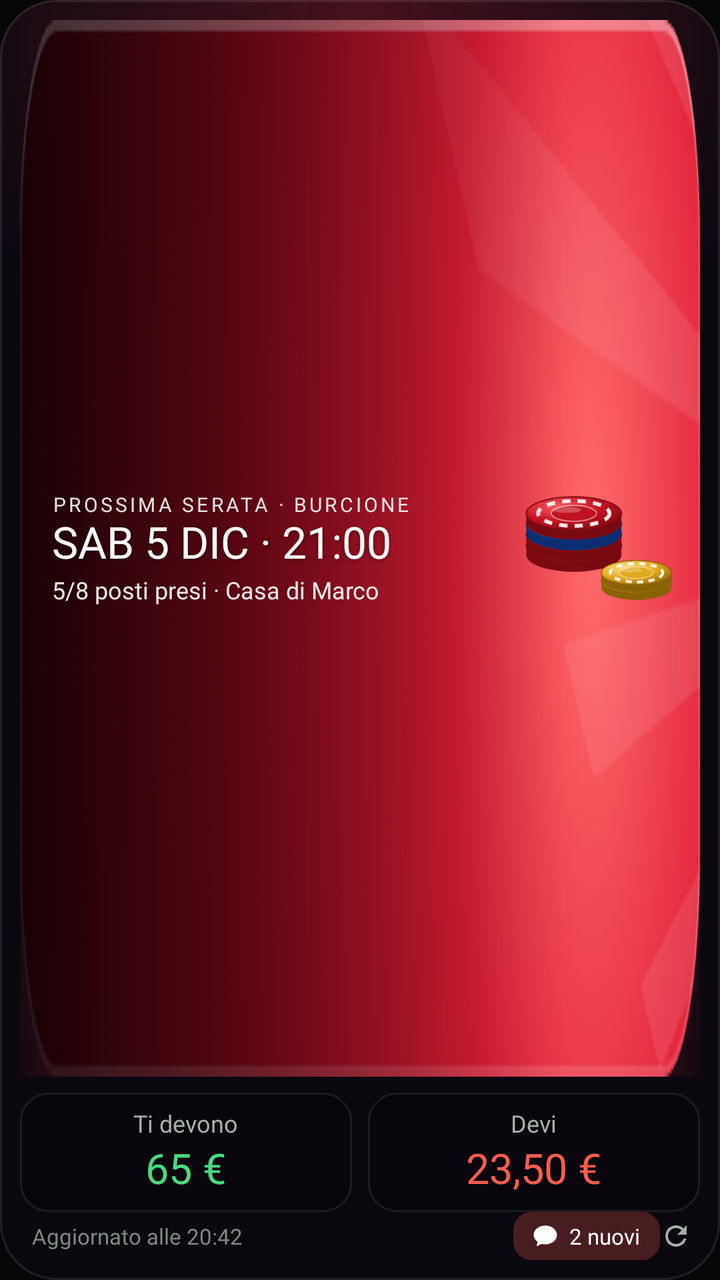
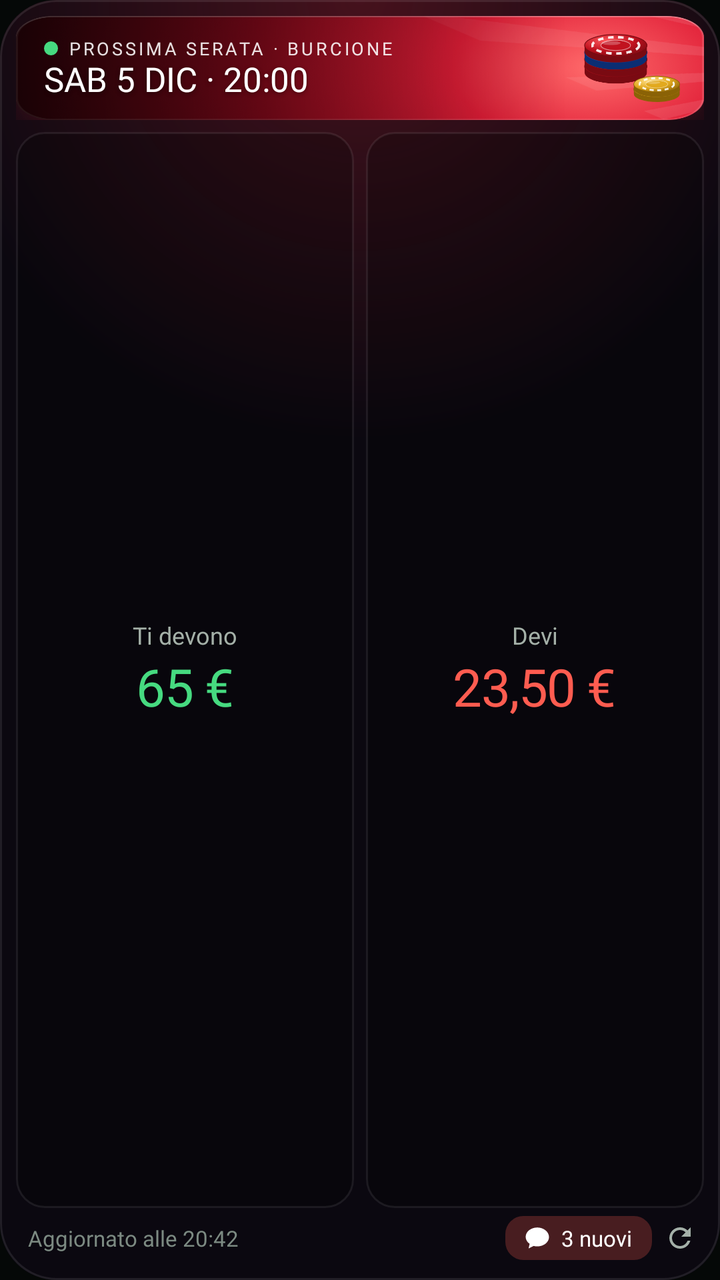

Two renders of the same Android screen: before a commit and after it. Below are the layout's source before the change and the commit's diff.
<!-- AndroidManifest.xml: application theme Theme.HomePoker -->
<!-- res/layout/widget_large.xml -->
<?xml version="1.0" encoding="utf-8"?>
<LinearLayout xmlns:android="http://schemas.android.com/apk/res/android"
    android:id="@+id/root"
    android:layout_width="match_parent"
    android:layout_height="match_parent"
    android:background="@drawable/w2_root"
    android:orientation="vertical"
    android:padding="10dp">

    <FrameLayout
        android:id="@+id/main"
        android:layout_width="match_parent"
        android:layout_height="0dp"
        android:layout_weight="1"
        android:minHeight="74dp">
        <ImageView
            android:layout_width="match_parent"
            android:layout_height="match_parent"
            android:scaleType="fitXY"
            android:src="@drawable/w2_hero" />
        <ImageView
            android:layout_width="wrap_content"
            android:layout_height="52dp"
            android:layout_gravity="end|center_vertical"
            android:layout_marginEnd="14dp"
            android:adjustViewBounds="true"
            android:src="@drawable/w2_chips" />
        <LinearLayout
            android:layout_width="match_parent"
            android:layout_height="match_parent"
            android:gravity="center_vertical"
            android:orientation="vertical"
            android:paddingStart="16dp"
            android:paddingEnd="96dp">
            <TextView
                android:id="@+id/label"
                android:layout_width="wrap_content"
                android:layout_height="wrap_content"
                android:ellipsize="end"
                android:maxLines="1"
                android:text="PROSSIMA SERATA · BURCIONE"
                android:textColor="#E0FFFFFF"
                android:textSize="10sp"
                android:letterSpacing="0.14"
                android:fontFamily="@font/is_bold" />
            <TextView
                android:id="@+id/big"
                android:layout_width="wrap_content"
                android:layout_height="wrap_content"
                android:ellipsize="end"
                android:maxLines="1"
                android:text="SAB 5 DIC · 21:00"
                android:textColor="#FFFFFF"
                android:textSize="22sp"
                android:fontFamily="@font/is_bold_italic"
                android:includeFontPadding="false"
                android:shadowColor="#66000000"
                android:shadowDy="2"
                android:shadowRadius="6" />
            <TextView
                android:id="@+id/sub"
                android:layout_width="wrap_content"
                android:layout_height="wrap_content"
                android:layout_marginTop="2dp"
                android:ellipsize="end"
                android:maxLines="1"
                android:text="5/8 posti presi · Casa di Marco"
                android:textColor="#E6FFFFFF"
                android:textSize="12sp"
                android:fontFamily="@font/is_semibold" />
        </LinearLayout>
    </FrameLayout>

    <LinearLayout
        android:id="@+id/money"
        android:layout_width="match_parent"
        android:layout_height="wrap_content"
        android:layout_marginTop="8dp"
        android:orientation="horizontal">
        <LinearLayout
            android:id="@+id/owedBox"
            android:layout_width="0dp"
            android:layout_height="wrap_content"
            android:layout_weight="1"
            android:layout_marginEnd="4dp"
            android:background="@drawable/w2_tile"
            android:gravity="center"
            android:orientation="vertical"
            android:paddingTop="7dp"
            android:paddingBottom="8dp">
            <TextView android:layout_width="wrap_content" android:layout_height="wrap_content"
                android:text="Ti devono" android:textColor="#A4B0A8" android:textSize="12sp" android:fontFamily="@font/is_semibold" />
            <TextView android:id="@+id/owed" android:layout_width="wrap_content" android:layout_height="wrap_content"
                android:maxLines="1" android:text="65 €" android:textColor="#46DA80" android:textSize="21sp" android:fontFamily="@font/bricolage_heavy" />
        </LinearLayout>
        <LinearLayout
            android:id="@+id/oweBox"
            android:layout_width="0dp"
            android:layout_height="wrap_content"
            android:layout_weight="1"
            android:layout_marginStart="4dp"
            android:background="@drawable/w2_tile"
            android:gravity="center"
            android:orientation="vertical"
            android:paddingTop="7dp"
            android:paddingBottom="8dp">
            <TextView android:layout_width="wrap_content" android:layout_height="wrap_content"
                android:text="Devi" android:textColor="#A4B0A8" android:textSize="12sp" android:fontFamily="@font/is_semibold" />
            <TextView android:id="@+id/owe" android:layout_width="wrap_content" android:layout_height="wrap_content"
                android:maxLines="1" android:text="23,50 €" android:textColor="#FF5C50" android:textSize="21sp" android:fontFamily="@font/bricolage_heavy" />
        </LinearLayout>
    </LinearLayout>

    <LinearLayout
        android:id="@+id/refresh"
        android:layout_width="match_parent"
        android:layout_height="24dp"
        android:gravity="center_vertical"
        android:orientation="horizontal"
        android:paddingStart="6dp">
        <TextView
            android:id="@+id/updated"
            android:layout_width="0dp"
            android:layout_height="wrap_content"
            android:layout_weight="1"
            android:text="Aggiornato alle 20:42"
            android:textColor="#7C8A82"
            android:textSize="11sp"
            android:fontFamily="@font/is_semibold" />
        <TextView
            android:id="@+id/chat"
            android:layout_width="wrap_content"
            android:layout_height="24dp"
            android:layout_marginStart="6dp"
            android:background="@drawable/w2_due"
            android:drawableStart="@drawable/w2_chat"
            android:drawablePadding="5dp"
            android:gravity="center_vertical"
            android:paddingStart="9dp"
            android:paddingEnd="10dp"
            android:text="2 nuovi"
            android:textColor="#FFFFFF"
            android:textSize="11sp"
            android:fontFamily="@font/is_bold" />
        <ImageView
            android:layout_width="16dp"
            android:layout_height="16dp"
            android:layout_marginEnd="4dp"
            android:src="@drawable/w2_refresh" />
    </LinearLayout>
</LinearLayout>
<!-- resources referenced by this layout -->
<resources>
  <!-- drawable w2_chat (drawable) -->
  <vector xmlns:android="http://schemas.android.com/apk/res/android" android:width="14dp" android:height="14dp" android:viewportWidth="24" android:viewportHeight="24">
      <path android:fillColor="#FFFFFF" android:pathData="M12,3C6.5,3 2,6.6 2,11c0,2.4 1.3,4.5 3.4,6L4.5,21l4.3,-2.2c1,0.3 2.1,0.4 3.2,0.4 5.5,0 10,-3.6 10,-8S17.5,3 12,3z" />
  </vector>
  <!-- drawable w2_chips: png bitmap (drawable-xxhdpi, 28947 bytes) -->
  <!-- drawable w2_due (drawable) -->
  <?xml version="1.0" encoding="utf-8"?>
  <shape xmlns:android="http://schemas.android.com/apk/res/android" android:shape="rectangle">
      <solid android:color="#40FF5C50" /><corners android:radius="9dp" />
  </shape>
  <!-- drawable w2_hero: png bitmap (drawable-xxhdpi, 165404 bytes) -->
  <!-- drawable w2_refresh (drawable) -->
  <vector xmlns:android="http://schemas.android.com/apk/res/android" android:width="16dp" android:height="16dp" android:viewportWidth="24" android:viewportHeight="24">
      <path android:fillColor="#A4B0A8" android:pathData="M17.65,6.35C16.2,4.9 14.21,4 12,4c-4.42,0 -7.99,3.58 -7.99,8s3.57,8 7.99,8c3.73,0 6.84,-2.55 7.73,-6h-2.08c-0.82,2.33 -3.04,4 -5.65,4 -3.31,0 -6,-2.69 -6,-6s2.69,-6 6,-6c1.66,0 3.14,0.69 4.22,1.78L13,11h7V4l-2.35,2.35z"/>
  </vector>
  <!-- drawable w2_root (drawable) -->
  <?xml version="1.0" encoding="utf-8"?>
  <layer-list xmlns:android="http://schemas.android.com/apk/res/android">
      <item><shape android:shape="rectangle"><solid android:color="#0B0810" /><corners android:radius="28dp" /></shape></item>
      <item><shape android:shape="rectangle">
          <gradient android:type="radial" android:gradientRadius="220dp" android:centerX="0.5" android:centerY="0" android:startColor="#47DC283C" android:endColor="#000B0810" />
          <corners android:radius="28dp" /></shape></item>
      <item><shape android:shape="rectangle"><solid android:color="#00000000" /><corners android:radius="28dp" /><stroke android:width="1dp" android:color="#17FFFFFF" /></shape></item>
  </layer-list>
  <!-- drawable w2_tile (drawable) -->
  <?xml version="1.0" encoding="utf-8"?>
  <shape xmlns:android="http://schemas.android.com/apk/res/android" android:shape="rectangle">
      <solid android:color="#40000000" /><corners android:radius="14dp" /><stroke android:width="1dp" android:color="#14FFFFFF" />
  </shape>
  <style name="Theme.HomePoker" parent="android:Theme.Material.NoActionBar">
          <item name="android:windowBackground">@color/felt_dark</item>
          <item name="android:statusBarColor">@color/felt_dark</item>
          <item name="android:navigationBarColor">@color/felt_dark</item>
      </style>
  <color name="felt_dark">#050807</color>
</resources>

<!-- the commit's change to res/layout/widget_large.xml (unified diff, before → after) -->
@@ -5,14 +5,13 @@
     android:layout_height="match_parent"
     android:background="@drawable/w2_root"
     android:orientation="vertical"
-    android:padding="10dp">
+    android:padding="8dp">
 
+    
     <FrameLayout
         android:id="@+id/main"
         android:layout_width="match_parent"
-        android:layout_height="0dp"
-        android:layout_weight="1"
-        android:minHeight="74dp">
+        android:layout_height="52dp">
         <ImageView
             android:layout_width="match_parent"
             android:layout_height="match_parent"
@@ -20,9 +19,9 @@
             android:src="@drawable/w2_hero" />
         <ImageView
             android:layout_width="wrap_content"
-            android:layout_height="52dp"
+            android:layout_height="34dp"
             android:layout_gravity="end|center_vertical"
-            android:layout_marginEnd="14dp"
+            android:layout_marginEnd="12dp"
             android:adjustViewBounds="true"
             android:src="@drawable/w2_chips" />
         <LinearLayout
@@ -30,91 +29,93 @@
             android:layout_height="match_parent"
             android:gravity="center_vertical"
             android:orientation="vertical"
-            android:paddingStart="16dp"
-            android:paddingEnd="96dp">
-            <TextView
-                android:id="@+id/label"
+            android:paddingStart="14dp"
+            android:paddingEnd="70dp">
+            <LinearLayout
                 android:layout_width="wrap_content"
                 android:layout_height="wrap_content"
-                android:ellipsize="end"
-                android:maxLines="1"
-                android:text="PROSSIMA SERATA · BURCIONE"
-                android:textColor="#E0FFFFFF"
-                android:textSize="10sp"
-                android:letterSpacing="0.14"
-                android:fontFamily="@font/is_bold" />
+                android:gravity="center_vertical"
+                android:orientation="horizontal">
+                <ImageView
+                    android:id="@+id/dot"
+                    android:layout_width="7dp"
+                    android:layout_height="7dp"
+                    android:layout_marginEnd="5dp"
+                    android:src="@drawable/w2_dot" />
+                <TextView
+                    android:id="@+id/label"
+                    android:layout_width="wrap_content"
+                    android:layout_height="wrap_content"
+                    android:ellipsize="end"
+                    android:maxLines="1"
+                    android:text="PROSSIMA SERATA · BURCIONE"
+                    android:textColor="#E0FFFFFF"
+                    android:textSize="9sp"
+                    android:letterSpacing="0.14"
+                    android:fontFamily="@font/is_bold" />
+            </LinearLayout>
             <TextView
                 android:id="@+id/big"
                 android:layout_width="wrap_content"
                 android:layout_height="wrap_content"
                 android:ellipsize="end"
                 android:maxLines="1"
-                android:text="SAB 5 DIC · 21:00"
+                android:text="SAB 5 DIC · 20:00"
                 android:textColor="#FFFFFF"
-                android:textSize="22sp"
+                android:textSize="17sp"
                 android:fontFamily="@font/is_bold_italic"
                 android:includeFontPadding="false"
                 android:shadowColor="#66000000"
                 android:shadowDy="2"
-                android:shadowRadius="6" />
-            <TextView
-                android:id="@+id/sub"
-                android:layout_width="wrap_content"
-                android:layout_height="wrap_content"
-                android:layout_marginTop="2dp"
-                android:ellipsize="end"
-                android:maxLines="1"
-                android:text="5/8 posti presi · Casa di Marco"
-                android:textColor="#E6FFFFFF"
-                android:textSize="12sp"
-                android:fontFamily="@font/is_semibold" />
+                android:shadowRadius="5" />
         </LinearLayout>
     </FrameLayout>
 
+    
     <LinearLayout
         android:id="@+id/money"
         android:layout_width="match_parent"
-        android:layout_height="wrap_content"
-        android:layout_marginTop="8dp"
+        android:layout_height="0dp"
+        android:layout_weight="1"
+        android:layout_marginTop="6dp"
         android:orientation="horizontal">
         <LinearLayout
             android:id="@+id/owedBox"
             android:layout_width="0dp"
-            android:layout_height="wrap_content"
+            android:layout_height="match_parent"
             android:layout_weight="1"
-            android:layout_marginEnd="4dp"
+            android:layout_marginEnd="3dp"
             android:background="@drawable/w2_tile"
             android:gravity="center"
-            android:orientation="vertical"
-            android:paddingTop="7dp"
-            android:paddingBottom="8dp">
+            android:orientation="vertical">
             <TextView android:layout_width="wrap_content" android:layout_height="wrap_content"
                 android:text="Ti devono" android:textColor="#A4B0A8" android:textSize="12sp" android:fontFamily="@font/is_semibold" />
             <TextView android:id="@+id/owed" android:layout_width="wrap_content" android:layout_height="wrap_content"
-                android:maxLines="1" android:text="65 €" android:textColor="#46DA80" android:textSize="21sp" android:fontFamily="@font/bricolage_heavy" />
+                android:maxLines="1" android:text="65 €" android:textColor="#46DA80" android:textSize="26sp"
+                android:letterSpacing="-0.02" android:fontFamily="@font/bricolage_heavy" />
         </LinearLayout>
         <LinearLayout
             android:id="@+id/oweBox"
             android:layout_width="0dp"
-            android:layout_height="wrap_content"
+            android:layout_height="match_parent"
             android:layout_weight="1"
-            android:layout_marginStart="4dp"
+            android:layout_marginStart="3dp"
             android:background="@drawable/w2_tile"
             android:gravity="center"
-            android:orientation="vertical"
-            android:paddingTop="7dp"
-            android:paddingBottom="8dp">
+            android:orientation="vertical">
             <TextView android:layout_width="wrap_content" android:layout_height="wrap_content"
                 android:text="Devi" android:textColor="#A4B0A8" android:textSize="12sp" android:fontFamily="@font/is_semibold" />
             <TextView android:id="@+id/owe" android:layout_width="wrap_content" android:layout_height="wrap_content"
-                android:maxLines="1" android:text="23,50 €" android:textColor="#FF5C50" android:textSize="21sp" android:fontFamily="@font/bricolage_heavy" />
+                android:maxLines="1" android:text="23,50 €" android:textColor="#FF5C50" android:textSize="26sp"
+                android:letterSpacing="-0.02" android:fontFamily="@font/bricolage_heavy" />
         </LinearLayout>
     </LinearLayout>
 
     <LinearLayout
         android:id="@+id/refresh"
         android:layout_width="match_parent"
-        android:layout_height="24dp"
+        android:layout_height="26dp"
+        android:layout_marginTop="2dp"
         android:gravity="center_vertical"
         android:orientation="horizontal"
         android:paddingStart="6dp">
@@ -123,6 +124,8 @@
             android:layout_width="0dp"
             android:layout_height="wrap_content"
             android:layout_weight="1"
+            android:ellipsize="end"
+            android:maxLines="1"
             android:text="Aggiornato alle 20:42"
             android:textColor="#7C8A82"
             android:textSize="11sp"
@@ -130,7 +133,7 @@
         <TextView
             android:id="@+id/chat"
             android:layout_width="wrap_content"
-            android:layout_height="24dp"
+            android:layout_height="22dp"
             android:layout_marginStart="6dp"
             android:background="@drawable/w2_due"
             android:drawableStart="@drawable/w2_chat"
@@ -138,13 +141,14 @@
             android:gravity="center_vertical"
             android:paddingStart="9dp"
             android:paddingEnd="10dp"
-            android:text="2 nuovi"
+            android:text="3 nuovi"
             android:textColor="#FFFFFF"
             android:textSize="11sp"
             android:fontFamily="@font/is_bold" />
         <ImageView
             android:layout_width="16dp"
             android:layout_height="16dp"
+            android:layout_marginStart="6dp"
             android:layout_marginEnd="4dp"
             android:src="@drawable/w2_refresh" />
     </LinearLayout>
<!-- resource entries referenced after the edit -->
@@ -5,6 +5,8 @@
       <path android:fillColor="#FFFFFF" android:pathData="M12,3C6.5,3 2,6.6 2,11c0,2.4 1.3,4.5 3.4,6L4.5,21l4.3,-2.2c1,0.3 2.1,0.4 3.2,0.4 5.5,0 10,-3.6 10,-8S17.5,3 12,3z" />
   </vector>
   <!-- drawable w2_chips: png bitmap (drawable-xxhdpi, 28947 bytes) -->
+  <!-- drawable w2_dot (drawable) -->
+  <shape xmlns:android="http://schemas.android.com/apk/res/android" android:shape="oval"><solid android:color="#46DA80" /><size android:width="7dp" android:height="7dp" /></shape>
   <!-- drawable w2_due (drawable) -->
   <?xml version="1.0" encoding="utf-8"?>
   <shape xmlns:android="http://schemas.android.com/apk/res/android" android:shape="rectangle">
